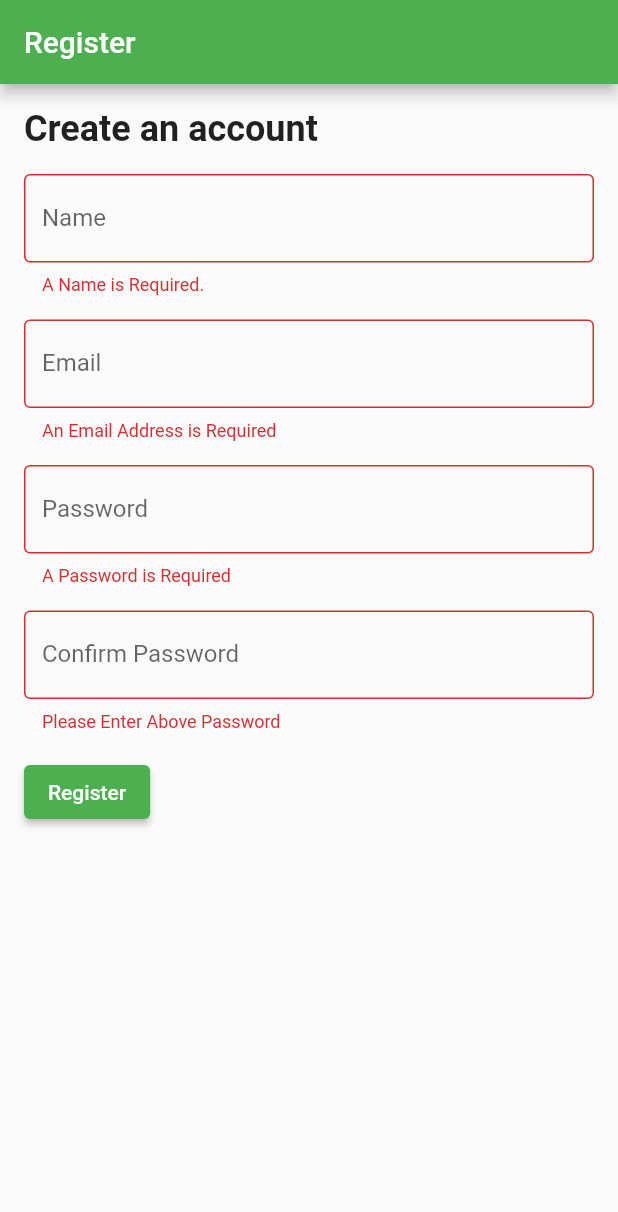
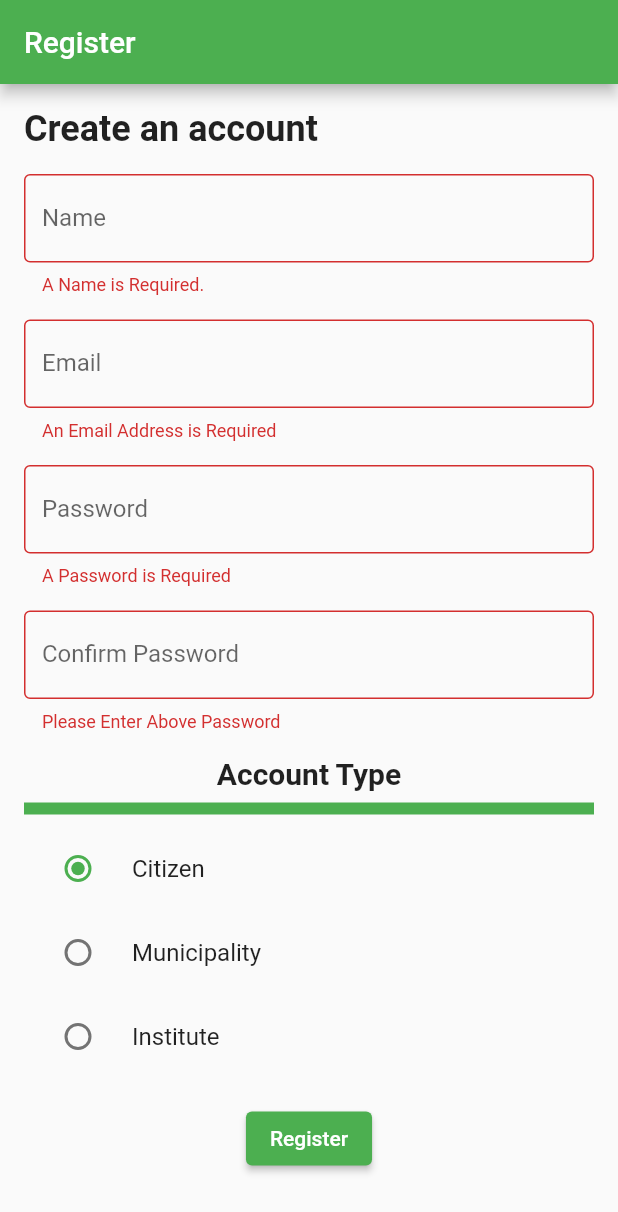
Before and after one commit to ShroudofDark/ClearAvenues-FrontEnd, a Flutter app: the RegisterScreen screen opened by its route, after a tap on "Register", on a phone screen of 412 x 824 dp. Shown: the top 1212 px of the screen. Run offline on Flutter 3.47's test engine with Material 2 defaults, Android fonts, the phone set to English and light mode, and no system bars; our stand-ins replace flutter_riverpod, geocoding, go_router, google_maps_flutter, image_picker.

Commit message:
Updated Register Screen to Match Requirements
Added information that lines up with requirements in the ability to choose an account type. Also moved the http code out of http_assist given the registration code doesn't play a role in any other screen.

```diff
--- a/lib/screens/register_screen.dart
+++ b/lib/screens/register_screen.dart
@@ -1,11 +1,16 @@
 import 'package:flutter/material.dart';
 import 'package:clear_avenues/utility/http_assist.dart';
+import 'package:go_router/go_router.dart';
+import 'package:http/http.dart';
 
 //Used to fetch input data
 TextEditingController nameController = TextEditingController();
 TextEditingController emailController = TextEditingController();
 TextEditingController passwordController = TextEditingController();
 TextEditingController confirmPasswordController = TextEditingController();
+
+List<String> accountType = ["Citizen", "Municipality", "Institute"];
+String? chosenAccount;
 
 class RegisterScreen extends StatefulWidget {
   const RegisterScreen({Key? key}) : super(key: key);
@@ -19,12 +24,19 @@ class _RegisterScreenState extends State<RegisterScreen> {
   final _formKey = GlobalKey<FormState>();
 
   @override
+  void initState() {
+    super.initState();
+    chosenAccount = accountType[0];
+  }
+
+  @override
   Widget build(BuildContext context) {
     return Scaffold(
       appBar: AppBar(
         title: const Text('Register'),
       ),
-        body: Form(
+      body: SingleChildScrollView(
+        child: Form(
           key: _formKey,
           child: Padding(
             padding: const EdgeInsets.all(16.0),
@@ -47,13 +59,11 @@ class _RegisterScreenState extends State<RegisterScreen> {
                       border: OutlineInputBorder(),
                     ),
                     validator: (value) {
-                        if(value == null || value.isEmpty) {
+                      if (value == null || value.isEmpty) {
                         return 'A Name is Required.';
                       }
                       return null;
-                      }
-                    ),
-
+                    }),
                 const SizedBox(height: 16.0),
                 TextFormField(
                     controller: emailController,
@@ -63,17 +73,15 @@ class _RegisterScreenState extends State<RegisterScreen> {
                       border: OutlineInputBorder(),
                     ),
                     validator: (value) {
-                        if(value == null || value.isEmpty) {
+                      if (value == null || value.isEmpty) {
                         return 'An Email Address is Required';
                       }
                       //Weak level valid email check
-                        if(!emailController.text.contains('@')) {
+                      if (!emailController.text.contains('@')) {
                         return 'Enter a Valid Email Address';
                       }
                       return null;
-                      }
-                    ),
-
+                    }),
                 const SizedBox(height: 16.0),
                 TextFormField(
                     controller: passwordController,
@@ -84,17 +92,15 @@ class _RegisterScreenState extends State<RegisterScreen> {
                       border: OutlineInputBorder(),
                     ),
                     validator: (value) {
-                        if(value == null || value.isEmpty) {
+                      if (value == null || value.isEmpty) {
                         return 'A Password is Required';
                       }
                       //Weak password strength check
-                        if(passwordController.text.length < 8) {
+                      if (passwordController.text.length < 8) {
                         return 'Minimum of 8 Characters Required';
                       }
                       return null;
-                      }
-                    ),
-
+                    }),
                 const SizedBox(height: 16.0),
                 TextFormField(
                     controller: confirmPasswordController,
@@ -105,34 +111,99 @@ class _RegisterScreenState extends State<RegisterScreen> {
                       border: OutlineInputBorder(),
                     ),
                     validator: (value) {
-                        if(value == null || value.isEmpty) {
+                      if (value == null || value.isEmpty) {
                         return 'Please Enter Above Password';
                       }
-                        if(passwordController.text != confirmPasswordController.text) {
+                      if (passwordController.text !=
+                          confirmPasswordController.text) {
                         return 'Passwords Do Not Match';
                       }
                       return null;
-                      }
+                    }),
+                const SizedBox(height: 16.0),
+                Column(
+                  children: [
+                    const Text(
+                      "Account Type",
+                      style: TextStyle(
+                        fontSize: 20,
+                        fontWeight: FontWeight.bold,
                       ),
-
+                    ),
+                    Padding(
+                      padding: const EdgeInsets.symmetric(vertical: 8.0),
+                      child: Container(
+                        color: Colors.green,
+                        height: 8.0,
+                      ),
+                    ),
+                    RadioListTile(
+                        title: Text(accountType[0]),
+                        value: accountType[0],
+                        groupValue: chosenAccount,
+                        onChanged: (String? value) {
+                          setState(() {
+                            chosenAccount = value;
+                          });
+                        }),
+                    RadioListTile(
+                        title: Text(accountType[1]),
+                        value: accountType[1],
+                        groupValue: chosenAccount,
+                        onChanged: (String? value) {
+                          setState(() {
+                            chosenAccount = value;
+                          });
+                        }),
+                    RadioListTile(
+                        title: Text(accountType[2]),
+                        value: accountType[2],
+                        groupValue: chosenAccount,
+                        onChanged: (String? value) {
+                          setState(() {
+                            chosenAccount = value;
+                          });
+                        }),
+                  ],
+                ),
                 const SizedBox(height: 16.0),
+                Row(
+                  mainAxisAlignment: MainAxisAlignment.center,
+                  children: [
                     ElevatedButton(
                       onPressed: () => _registerUser(),
                       child: const Text('Register'),
                     ),
                   ],
                 ),
+              ],
+            ),
+          ),
         ),
       ),
     );
   }
 
-  void _registerUser() {
+  void _registerUser() async {
     //If the validation is successful, register user
     if (_formKey.currentState!.validate()) {
-      //Debug
-      print("Registering");
-      registerNewUser(nameController.text, emailController.text, passwordController.text);
+      var url = Uri(
+        scheme: 'http',
+        host: appIP,
+        port: appPort,
+        path: '/users/new',
+        queryParameters: {
+          'email': emailController.text,
+          'password': passwordController.text,
+          'display_name': nameController.text,
+          'account_type': chosenAccount
+        },
+      );
+      Response response = await post(url);
+
+      if (context.mounted) {
+        context.pop();
       }
     }
   }
+}
```
Also changed, not shown: lib/utility/http_assist.dart (+0 -28 lines). Lines whose indentation alone changed are shown as unchanged.
